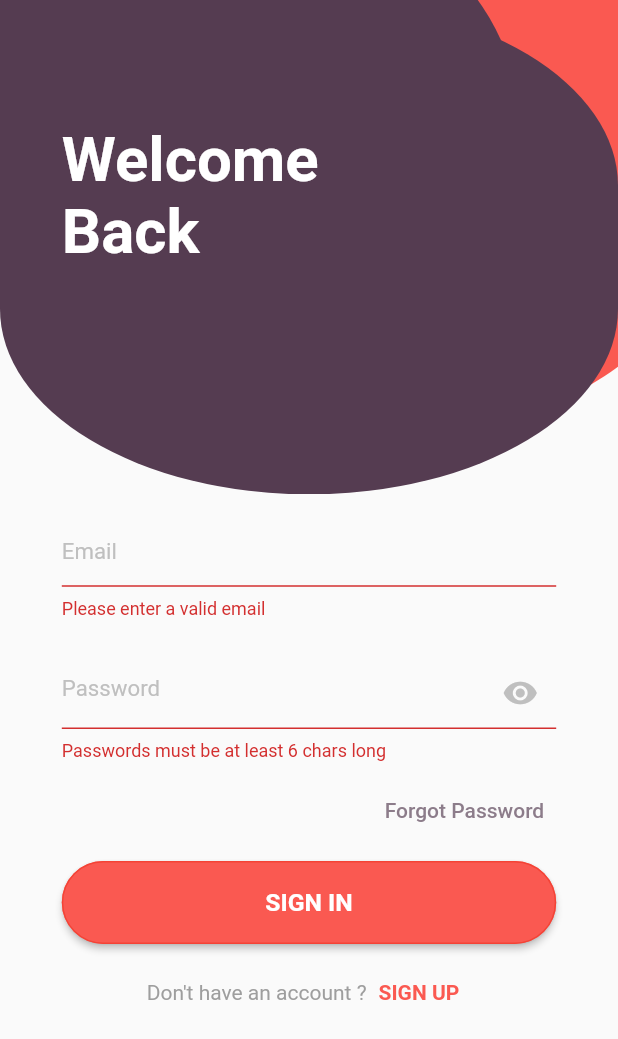
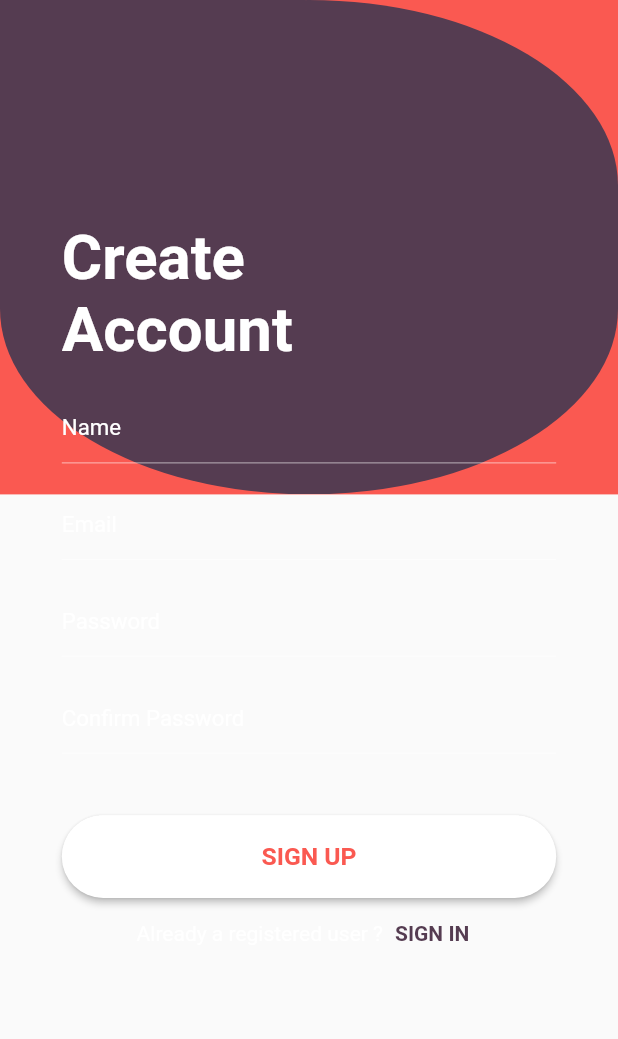
Before and after one commit to omarralaa/FancyShop, a Flutter app: the LoginPage screen opened by its route, after a tap on "SIGN IN", after a tap on "SIGN UP", on a phone screen of 412 x 824 dp. Shown: the top 1039 px of the screen. Run offline on Flutter 3.47's test engine with Material 2 defaults, Android fonts, the phone set to English and light mode, and no system bars; our stand-ins replace dio, flutter_secure_storage, get, validators; accounts and stored records are empty; statements that could not run were skipped.

Commit message:
Created register page

```diff
--- /dev/null
+++ b/lib/src/core/utils/validators.dart
@@ -0,0 +1,17 @@
+import 'package:validators/validators.dart';
+
+class Validations {
+  static String validateEmail(String str) {
+    return isEmail(str) ? null : 'Please enter a valid email';
+  }
+
+  static String validatePassword(String password) {
+    return password.length >= 6
+        ? null
+        : 'Passwords must be at least 6 chars long';
+  }
+
+  static String validateName(String name) {
+    return name.isNotEmpty ? null : 'You must enter your name';
+  }
+}
--- a/lib/src/pages/login/login_controller.dart
+++ b/lib/src/pages/login/login_controller.dart
@@ -1,6 +1,7 @@
 import 'package:flutter/cupertino.dart';
 import 'package:get/get.dart';
 import 'package:shop/src/controllers/auth_controller.dart';
+import 'package:shop/src/routes/app_routes.dart';
 import 'package:validators/validators.dart';
 
 class LoginController extends GetxController {
@@ -37,7 +38,9 @@ class LoginController extends GetxController {
     }
   }
 
-  signUp() {}
+  void signUp() {
+    Get.offNamed(Routes.REGISTER);
+  }
 
   forgetPassword() {}
 
@@ -45,13 +48,4 @@ class LoginController extends GetxController {
     Get.back();
   }
 
-  String validateEmail(String str) {
-    return isEmail(str) ? null : 'Please enter a valid email';
-  }
-
-  String validatePassword(String password) {
-    return password.length >= 6
-        ? null
-        : 'Passwords must be at least 6 chars long';
-  }
 }
--- a/lib/src/pages/login/login_page.dart
+++ b/lib/src/pages/login/login_page.dart
@@ -6,6 +6,7 @@ import 'package:shop/src/pages/login/login_controller.dart';
 import 'package:shop/src/pages/login/widgets/login_background.dart';
 import 'package:shop/src/pages/login/widgets/login_button.dart';
 import 'package:shop/src/pages/login/widgets/login_form.dart';
+import 'package:shop/src/pages/login/widgets/signup_row.dart';
 
 class LoginPage extends GetView<LoginController> {
   @override
@@ -28,10 +29,8 @@ class LoginPage extends GetView<LoginController> {
                 LoginForm(),
                 SizedBox(height: Constants.deviceHeight * 0.012),
                 LoginButton(),
-                SizedBox(
-                  height: Constants.deviceHeight * 0.01,
-                ),
-                _buildSignUpRow(context),
+                SizedBox(height: Constants.deviceHeight * 0.01),
+                SignUpRow(),
               ],
             ),
           ),
@@ -53,27 +52,4 @@ class LoginPage extends GetView<LoginController> {
       ),
     );
   }
-
-  Widget _buildSignUpRow(context) {
-    return Row(
-      mainAxisAlignment: MainAxisAlignment.center,
-      crossAxisAlignment: CrossAxisAlignment.center,
-      children: [
-        Text(
-          'Don\'t have an account ?',
-          style: TextStyle(color: Colors.grey),
-        ),
-        TextButton(
-          onPressed: controller.signUp,
-          child: Text(
-            'SIGN UP',
-            style: TextStyle(
-              color: Theme.of(context).primaryColor,
-              fontWeight: FontWeight.bold,
-            ),
-          ),
-        ),
-      ],
-    );
-  }
 }
--- a/lib/src/pages/login/widgets/login_form.dart
+++ b/lib/src/pages/login/widgets/login_form.dart
@@ -1,5 +1,6 @@
 import 'package:flutter/material.dart';
 import 'package:get/get.dart';
+import 'package:shop/src/core/utils/validators.dart';
 import 'package:shop/src/core/values/colors.dart';
 import 'package:shop/src/core/values/constants.dart';
 
@@ -36,7 +37,7 @@ class LoginForm extends GetView<LoginController> {
       onFieldSubmitted: (_) =>
           FocusScope.of(context).requestFocus(controller.passwordFocusNode),
       textInputAction: TextInputAction.next,
-      validator: controller.validateEmail,
+      validator: Validations.validateEmail,
     );
   }
 
@@ -64,7 +65,7 @@ class LoginForm extends GetView<LoginController> {
                 controller.isPasswordHidden = !controller.isPasswordHidden,
           ),
         ),
-        validator: controller.validatePassword,
+        validator: Validations.validatePassword,
         focusNode: controller.passwordFocusNode,
         onFieldSubmitted: (_) => controller.login(),
       ),
--- /dev/null
+++ b/lib/src/pages/login/widgets/signup_row.dart
@@ -0,0 +1,29 @@
+import 'package:flutter/material.dart';
+import 'package:get/get.dart';
+import 'package:shop/src/pages/login/login_controller.dart';
+
+class SignUpRow extends GetView<LoginController> {
+  @override
+  Widget build(BuildContext context) {
+    return Row(
+      mainAxisAlignment: MainAxisAlignment.center,
+      crossAxisAlignment: CrossAxisAlignment.center,
+      children: [
+        Text(
+          'Don\'t have an account ?',
+          style: TextStyle(color: Colors.grey),
+        ),
+        TextButton(
+          onPressed: controller.signUp,
+          child: Text(
+            'SIGN UP',
+            style: TextStyle(
+              color: Theme.of(context).primaryColor,
+              fontWeight: FontWeight.bold,
+            ),
+          ),
+        ),
+      ],
+    );
+  }
+}
--- /dev/null
+++ b/lib/src/pages/register/register_binding.dart
@@ -0,0 +1,9 @@
+import 'package:get/get.dart';
+import 'package:shop/src/pages/register/register_controller.dart';
+
+class RegisterBinding implements Bindings {
+  @override
+  void dependencies() {
+    Get.put<RegisterController>(RegisterController());
+  }
+}
--- /dev/null
+++ b/lib/src/pages/register/register_controller.dart
@@ -0,0 +1,35 @@
+import 'package:flutter/cupertino.dart';
+import 'package:get/get.dart';
+import 'package:shop/src/routes/app_routes.dart';
+
+class RegisterController extends GetxController {
+// final MyRepository repository;
+// RegisterController({@required this.repository}) : assert(repository != null);
+
+//   final _obj = ''.obs;
+//   set obj(value) => this._obj.value = value;
+//   get obj => this._obj.value;
+//
+//
+//
+  final formKey = GlobalKey<FormState>();
+
+  final nameController = TextEditingController();
+  final emailController = TextEditingController();
+  final passwordController = TextEditingController();
+  final confirmPasswordController = TextEditingController();
+
+  final firstNameFocusNode = FocusNode();
+  final emailFocusNode = FocusNode();
+  final passwordFocusNode = FocusNode();
+  final confirmPasswordFocusNode = FocusNode();
+
+  void register() {
+    if (!formKey.currentState.validate()) return;
+
+  }
+
+  login() {
+    Get.offNamed(Routes.LOGIN);
+  }
+}
--- /dev/null
+++ b/lib/src/pages/register/register_page.dart
@@ -0,0 +1,58 @@
+import 'package:flutter/material.dart';
+import 'package:get/get.dart';
+import 'package:shop/src/core/values/constants.dart';
+
+import 'package:shop/src/pages/register/register_controller.dart';
+import 'package:shop/src/pages/register/widgets/login_row.dart';
+import 'package:shop/src/pages/register/widgets/register_background.dart';
+import 'package:shop/src/pages/register/widgets/register_form.dart';
+import 'package:shop/src/pages/register/widgets/signup_button.dart';
+
+class RegisterPage extends GetView<RegisterController> {
+  @override
+  Widget build(BuildContext context) {
+    return Scaffold(
+      resizeToAvoidBottomInset: false,
+      body: Stack(
+        children: [
+          RegisterBackground(),
+          _buildBody(),
+        ],
+      ),
+    );
+  }
+
+  Widget _buildBody() {
+    return Container(
+      padding: EdgeInsets.only(
+        left: Constants.deviceWidth * 0.1,
+        right: Constants.deviceWidth * 0.1,
+        top: Constants.deviceHeight * 0.18,
+      ),
+      child: Column(
+        children: [
+          _buildCurrentAccountLabel(),
+          SizedBox(height: Constants.deviceHeight * 0.02),
+          RegisterForm(),
+          SizedBox(height: Constants.deviceHeight * 0.05),
+          SignUpButton(),
+          LoginRow(),
+        ],
+      ),
+    );
+  }
+
+  Widget _buildCurrentAccountLabel() {
+    return Align(
+      alignment: Alignment.topLeft,
+      child: Text(
+        'Create\nAccount',
+        style: TextStyle(
+          fontSize: Constants.deviceWidth * 0.1,
+          color: Colors.white,
+          fontWeight: FontWeight.bold,
+        ),
+      ),
+    );
+  }
+}
--- /dev/null
+++ b/lib/src/pages/register/widgets/login_row.dart
@@ -0,0 +1,29 @@
+import 'package:flutter/material.dart';
+import 'package:get/get.dart';
+import 'package:shop/src/pages/register/register_controller.dart';
+
+class LoginRow extends GetView<RegisterController> {
+  @override
+  Widget build(BuildContext context) {
+    return Row(
+      mainAxisAlignment: MainAxisAlignment.center,
+      crossAxisAlignment: CrossAxisAlignment.center,
+      children: [
+        Text(
+          'Already a registered user ?',
+          style: TextStyle(color: Colors.white),
+        ),
+        TextButton(
+          onPressed: controller.login,
+          child: Text(
+            'SIGN IN',
+            style: TextStyle(
+              color: Theme.of(context).accentColor,
+              fontWeight: FontWeight.bold,
+            ),
+          ),
+        ),
+      ],
+    );
+  }
+}
--- /dev/null
+++ b/lib/src/pages/register/widgets/register_background.dart
@@ -0,0 +1,58 @@
+import 'package:flutter/material.dart';
+import 'package:shop/src/core/values/constants.dart';
+
+class RegisterBackground extends StatelessWidget {
+  @override
+  Widget build(BuildContext context) {
+    return Container(
+      color: Theme.of(context).primaryColor,
+      child: Stack(
+        children: [
+          _buildUpperLeftEllipse(context),
+          _buildLowerEllipse(context),
+        ],
+      ),
+    );
+  }
+
+  Widget _buildUpperLeftEllipse(context) {
+    return Positioned(
+      left: -Constants.deviceWidth * 0.5,
+      top: -Constants.deviceHeight * 0.23,
+      child: Container(
+        height: Constants.deviceHeight * 0.4,
+        width: Constants.deviceWidth * 1,
+        decoration: BoxDecoration(
+          color: Theme.of(context).accentColor,
+          borderRadius: BorderRadius.all(
+            Radius.elliptical(
+              Constants.deviceWidth * 0.75,
+              Constants.deviceWidth * 0.6,
+            ),
+          ),
+        ),
+      ),
+    );
+  }
+
+   Widget _buildLowerEllipse(context) {
+    return Positioned(
+      bottom: - Constants.deviceHeight * 0.31,
+      left: - Constants.deviceWidth * 0.1,
+      child: Container(
+        height: Constants.deviceHeight * 0.4,
+        width: Constants.deviceWidth * 1.2,
+
+        decoration: BoxDecoration(
+          color: Theme.of(context).accentColor,
+          borderRadius: BorderRadius.all(
+            Radius.elliptical(
+              Constants.deviceWidth * 1,
+              Constants.deviceWidth * 0.6,
+            ),
+          ),
+        ),
+      ),
+    );
+  }
+}
--- /dev/null
+++ b/lib/src/pages/register/widgets/register_form.dart
@@ -0,0 +1,135 @@
+import 'package:flutter/material.dart';
+import 'package:get/get.dart';
+import 'package:shop/src/core/utils/validators.dart';
+import 'package:shop/src/core/values/constants.dart';
+
+import '../register_controller.dart';
+
+class RegisterForm extends GetView<RegisterController> {
+  @override
+  Widget build(BuildContext context) {
+    return Form(
+      key: controller.formKey,
+      child: Column(
+        children: [
+          _buildNameTextField(context),
+          SizedBox(height: Constants.deviceHeight * 0.02),
+          _buildEmailTextField(context),
+          SizedBox(height: Constants.deviceHeight * 0.02),
+          _buildPasswordTextField(context),
+          SizedBox(height: Constants.deviceHeight * 0.02),
+          _buildConfirmPasswordTextField(context),
+        ],
+      ),
+    );
+  }
+
+  Widget _buildNameTextField(context) {
+    return TextFormField(
+      controller: controller.nameController,
+      style: TextStyle(
+        fontSize: Constants.deviceHeight * 0.018,
+        color: Colors.white,
+      ),
+      decoration: InputDecoration(
+        hintText: 'Name',
+        errorStyle: TextStyle(color: Colors.white),
+        hintStyle: TextStyle(color: Colors.white),
+        enabledBorder: UnderlineInputBorder(
+          borderSide: BorderSide(color: Colors.white, width: 0.4),
+        ),
+        focusedBorder: UnderlineInputBorder(
+          borderSide: BorderSide(color: Colors.white, width: 0.4),
+        ),
+      ),
+      focusNode: controller.firstNameFocusNode,
+      onFieldSubmitted: (_) =>
+          FocusScope.of(context).requestFocus(controller.emailFocusNode),
+      textInputAction: TextInputAction.next,
+      validator: Validations.validateName,
+      cursorColor: Colors.white,
+    );
+  }
+
+  Widget _buildEmailTextField(context) {
+    return TextFormField(
+      controller: controller.emailController,
+      style: TextStyle(
+        fontSize: Constants.deviceHeight * 0.018,
+        color: Colors.white,
+      ),
+      decoration: InputDecoration(
+        hintText: 'Email',
+        errorStyle: TextStyle(color: Colors.white),
+        hintStyle: TextStyle(color: Colors.white),
+        enabledBorder: UnderlineInputBorder(
+          borderSide: BorderSide(color: Colors.white, width: 0.4),
+        ),
+        focusedBorder: UnderlineInputBorder(
+          borderSide: BorderSide(color: Colors.white, width: 0.4),
+        ),
+      ),
+      focusNode: controller.emailFocusNode,
+      onFieldSubmitted: (_) =>
+          FocusScope.of(context).requestFocus(controller.passwordFocusNode),
+      textInputAction: TextInputAction.next,
+      validator: Validations.validateEmail,
+      cursorColor: Colors.white,
+    );
+  }
+
+  Widget _buildPasswordTextField(context) {
+    return TextFormField(
+      obscureText: true,
+      controller: controller.passwordController,
+      style: TextStyle(
+        fontSize: Constants.deviceHeight * 0.018,
+        color: Colors.white,
+      ),
+      decoration: InputDecoration(
+        hintText: 'Password',
+        hintStyle: TextStyle(color: Colors.white),
+        errorStyle: TextStyle(color: Colors.white),
+        enabledBorder: UnderlineInputBorder(
+          borderSide: BorderSide(color: Colors.white, width: 0.4),
+        ),
+        focusedBorder: UnderlineInputBorder(
+          borderSide: BorderSide(color: Colors.white, width: 0.4),
+        ),
+      ),
+      focusNode: controller.passwordFocusNode,
+      onFieldSubmitted: (_) => FocusScope.of(context)
+          .requestFocus(controller.confirmPasswordFocusNode),
+      textInputAction: TextInputAction.next,
+      validator: Validations.validatePassword,
+      cursorColor: Colors.white,
+    );
+  }
+
+  Widget _buildConfirmPasswordTextField(context) {
+    return TextFormField(
+      obscureText: true,
+      controller: controller.confirmPasswordController,
+      style: TextStyle(
+        fontSize: Constants.deviceHeight * 0.018,
+        color: Colors.white,
+      ),
+      decoration: InputDecoration(
+        hintText: 'Confirm Password',
+        hintStyle: TextStyle(color: Colors.white),
+        errorStyle: TextStyle(color: Colors.white),
+        enabledBorder: UnderlineInputBorder(
+          borderSide: BorderSide(color: Colors.white, width: 0.4),
+        ),
+        focusedBorder: UnderlineInputBorder(
+          borderSide: BorderSide(color: Colors.white, width: 0.4),
+        ),
+      ),
+      focusNode: controller.confirmPasswordFocusNode,
+      onFieldSubmitted: (_) => controller.register(),
+      textInputAction: TextInputAction.done,
+      validator: Validations.validatePassword,
+      cursorColor: Colors.white,
+    );
+  }
+}
--- /dev/null
+++ b/lib/src/pages/register/widgets/signup_button.dart
@@ -0,0 +1,32 @@
+import 'package:flutter/material.dart';
+import 'package:get/get.dart';
+import 'package:shop/src/core/values/constants.dart';
+import 'package:shop/src/pages/register/register_controller.dart';
+
+class SignUpButton extends GetView<RegisterController> {
+  @override
+  Widget build(BuildContext context) {
+    return Container(
+      width: double.infinity,
+      height: Constants.deviceHeight * 0.067,
+      child: ElevatedButton(
+        onPressed: controller.register,
+        child: Text(
+          'SIGN UP',
+          style: TextStyle(
+              fontSize: Constants.deviceHeight * 0.02,
+              fontWeight: FontWeight.bold,
+              color: Theme.of(context).primaryColor),
+        ),
+        style: ButtonStyle(
+          backgroundColor: MaterialStateProperty.all<Color>(Colors.white),
+          shape: MaterialStateProperty.all<RoundedRectangleBorder>(
+            RoundedRectangleBorder(
+              borderRadius: BorderRadius.circular(Constants.deviceWidth * 0.1),
+            ),
+          ),
+        ),
+      ),
+    );
+  }
+}
--- a/lib/src/routes/app_pages.dart
+++ b/lib/src/routes/app_pages.dart
@@ -5,6 +5,8 @@ import 'package:shop/src/pages/home/home_binding.dart';
 import 'package:shop/src/pages/home/home_page.dart';
 import 'package:shop/src/pages/login/login_binding.dart';
 import 'package:shop/src/pages/login/login_page.dart';
+import 'package:shop/src/pages/register/register_binding.dart';
+import 'package:shop/src/pages/register/register_page.dart';
 import 'package:shop/src/pages/splash/splash_binding.dart';
 import 'package:shop/src/pages/splash/splash_page.dart';
 import 'package:shop/src/routes/app_routes.dart';
@@ -22,6 +24,11 @@ class AppPages {
       binding: LoginBinding(),
     ),
     GetPage(
+      name: Routes.REGISTER,
+      page: () => RegisterPage(),
+      binding: RegisterBinding(),
+    ),
+    GetPage(
       name: Routes.HOME,
       page: () => HomePage(),
       binding: HomeBinding(),
--- a/lib/src/routes/app_routes.dart
+++ b/lib/src/routes/app_routes.dart
@@ -1,5 +1,6 @@
 abstract class Routes {
   static const SPLASH = '/splash';
   static const LOGIN = '/login';
+  static const REGISTER = '/register';
   static const HOME = '/home';
 }
```
